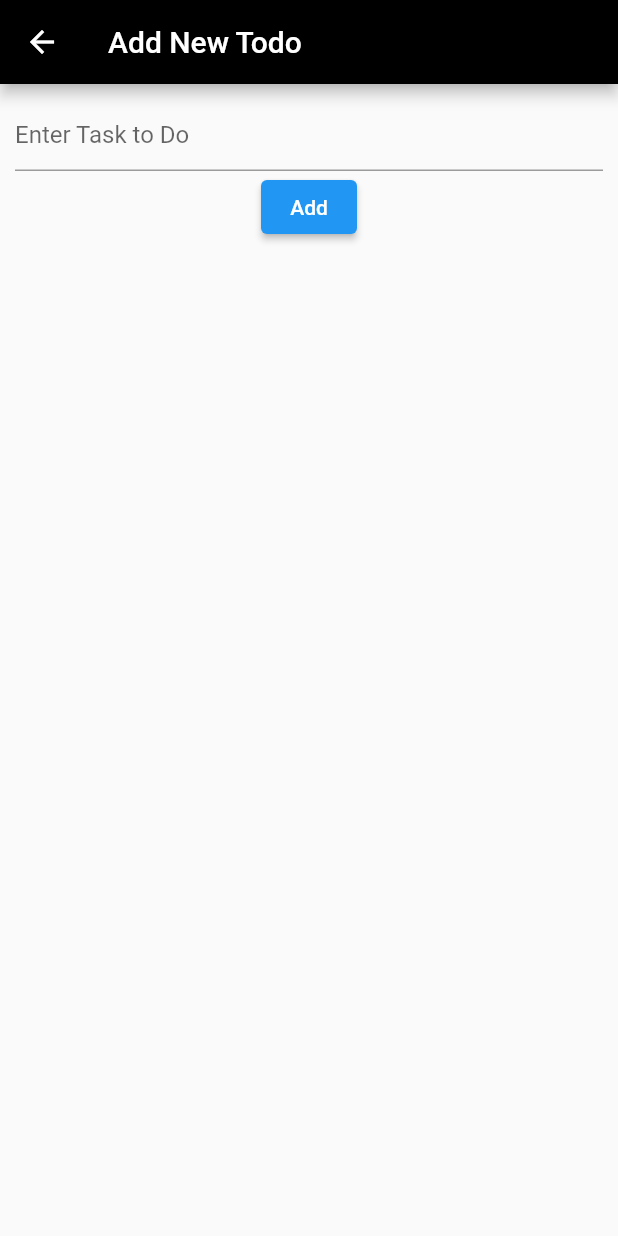
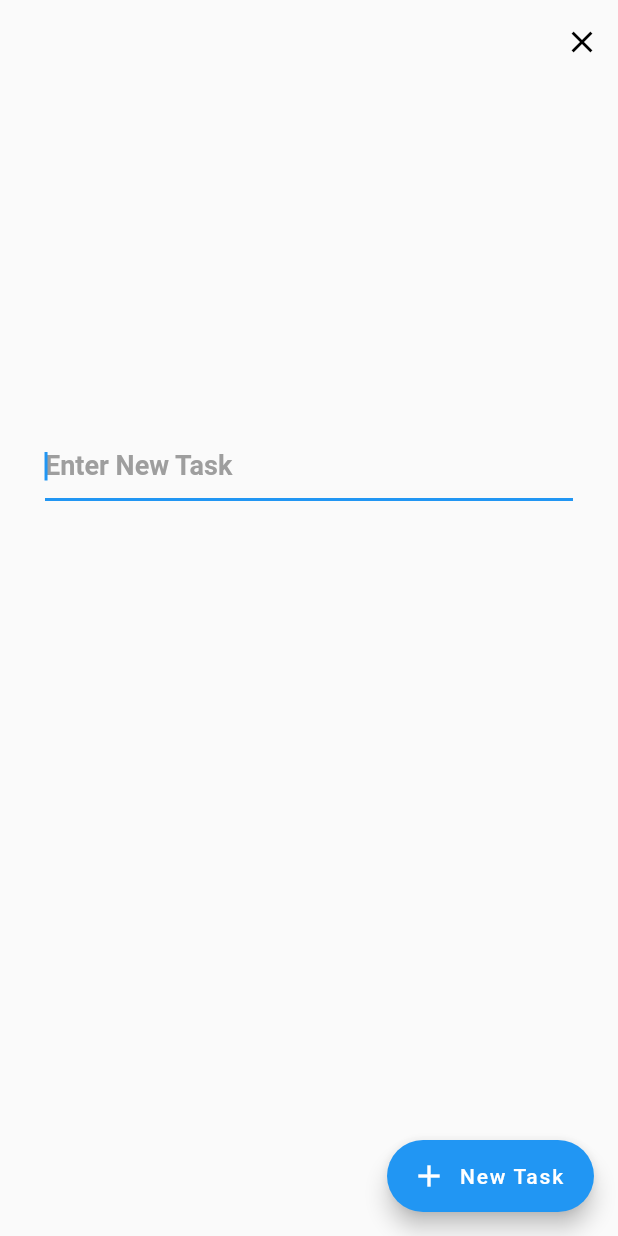
Before and after one commit to nandam2003/Flutter_todoApp, a Flutter app: the screen it shows after launch, after a tap on the "add" icon, on a phone screen of 412 x 824 dp. Run offline on Flutter 3.47's test engine with Material 2 defaults, Android fonts, the phone set to English and light mode, and no system bars; our stand-ins replace flutter_slidable, sqflite; accounts and stored records are empty.

Commit message:
UI update

```diff
--- a/lib/screens/add_todo.dart
+++ b/lib/screens/add_todo.dart
@@ -4,13 +4,18 @@ import 'package:flutter_application_1/data/task_data.dart';
 
 class AddTodo extends StatelessWidget {
   AddTodo(
-      {Key? key, required this.title, required this.btn, required this.task})
+      {Key? key,
+      required this.title,
+      required this.icons,
+      required this.btn,
+      required this.task})
       : super(key: key);
   Task task;
   var textController = TextEditingController();
   DataBaseHelper dataBaseHelper = DataBaseHelper();
   String title;
   String btn;
+  bool icons;
 
   @override
   Widget build(BuildContext context) {
@@ -19,33 +24,47 @@ class AddTodo extends StatelessWidget {
     }
     return Scaffold(
         appBar: AppBar(
-          title: Text(
-            title,
-            style: const TextStyle(
-              color: Colors.white,
+          actions: [
+            IconButton(
+                onPressed: () {
+                  Navigator.pop(context);
+                },
+                icon: const Icon(Icons.close)),
+          ],
+          automaticallyImplyLeading: false,
+          iconTheme: const IconThemeData(color: Colors.black),
+          backgroundColor: Colors.transparent,
+          elevation: 0,
+        ),
+        body: Column(
+          children: [
+            const SizedBox(
+              height: 200,
+            ),
+            Padding(
+              padding: const EdgeInsets.all(30.0),
+              child: TextField(
+                controller: textController,
+                autofocus: true,
+                decoration: InputDecoration(
+                    hintText: title,
+                    hintStyle: const TextStyle(
+                        color: Colors.grey,
+                        fontWeight: FontWeight.bold,
+                        fontSize: 18)),
               ),
             ),
-          backgroundColor: Colors.black,
+          ],
         ),
-        body: Padding(
-          padding: const EdgeInsets.all(10.0),
-          child: Column(
-            children: [
-              TextField(
-                controller: textController,
-                decoration: const InputDecoration(hintText: 'Enter Task to Do'),
-              ),
-              ElevatedButton(
+        floatingActionButton: FloatingActionButton.extended(
           onPressed: () {
             if (textController.text.trim() != '') {
               _insert();
             }
             Navigator.pop(context, true);
           },
-                child: Text(btn),
-              ),
-            ],
-          ),
+          label: Text(btn),
+          icon: Icon(icons ? Icons.add : Icons.edit),
         ));
   }
 
--- a/lib/screens/home.dart
+++ b/lib/screens/home.dart
@@ -23,31 +23,62 @@ class _HomeState extends State<Home> {
       updateListView();
     }
     return Scaffold(
+      backgroundColor: Colors.grey[200],
       appBar: AppBar(
-        systemOverlayStyle:
-            const SystemUiOverlayStyle(statusBarColor: Colors.black),
-        backgroundColor: Colors.black,
-        title: const Text(
-          'ToDos',
-          style: TextStyle(color: Colors.white),
+        leading: IconButton(
+          icon: const Icon(
+            Icons.menu,
+            color: Color.fromARGB(255, 2, 46, 69),
+          ),
+          onPressed: () {},
         ),
+        backgroundColor: Colors.grey[200],
         elevation: 0,
         centerTitle: true,
       ),
-      body: Container(
-        padding: const EdgeInsets.all(14),
-        color: Colors.black,
-        child: populateListView(),
+      body: Padding(
+        padding: const EdgeInsets.all(16.0),
+        child: Column(
+          crossAxisAlignment: CrossAxisAlignment.start,
+          children: [
+            const Text(
+              'Welcome!',
+              style: TextStyle(
+                color: Color.fromARGB(255, 2, 46, 69),
+                fontSize: 30,
+                fontWeight: FontWeight.bold,
+              ),
+            ),
+            const SizedBox(
+              height: 25,
+            ),
+            const Text(
+              'TODAY\'S TASKS',
+              style: TextStyle(
+                color: Color.fromARGB(255, 141, 153, 159),
+                fontWeight: FontWeight.bold,
+              ),
+            ),
+            const SizedBox(
+              height: 8,
+            ),
+            Container(
+              color: Colors.grey[200],
+              child: populateListView(),
+            ),
+          ],
+        ),
       ),
       floatingActionButton: FloatingActionButton(
-        onPressed: () async {
-          Task task;
+        onPressed: () {
           updateNav(
-              title: 'Add New Todo',
-              btn: 'Add',
-              task: task = Task.withTodo(isDone: false));
+            title: 'Enter New Task',
+            btn: 'New Task',
+            task: Task.withTodo(isDone: false),
+            icons: true,
+          );
         },
-        backgroundColor: Colors.grey,
+        backgroundColor: Colors.blue,
         child: const Icon(Icons.add),
       ),
     );
@@ -81,9 +112,7 @@ class _HomeState extends State<Home> {
                 )
               ]),
               child: Card(
-                color: todoList[index].isDone
-                    ? Colors.lightGreenAccent
-                    : Colors.white,
+                color: Colors.white,
                 child: ListTile(
                   leading: IconButton(
                     onPressed: () {
@@ -111,9 +140,11 @@ class _HomeState extends State<Home> {
                   // ):null,
                   onLongPress: () {
                     updateNav(
-                        title: 'Update Todo',
-                        btn: 'update',
-                        task: todoList[index]);
+                      title: 'Update Todo',
+                      btn: 'Update',
+                      task: todoList[index],
+                      icons: false,
+                    );
                   },
                 ),
               ),
@@ -123,9 +154,17 @@ class _HomeState extends State<Home> {
   }
 
   void updateNav(
-      {required String title, required String btn, required Task task}) async {
+      {required String title,
+      required bool icons,
+      required String btn,
+      required Task task}) async {
     await Navigator.push(context, MaterialPageRoute(builder: (context) {
-      return AddTodo(title: title, btn: btn, task: task);
+      return AddTodo(
+        title: title,
+        btn: btn,
+        task: task,
+        icons: icons,
+      );
     }));
     updateListView();
   }
--- a/pubspec.yaml
+++ b/pubspec.yaml
@@ -64,8 +64,8 @@ flutter:
   uses-material-design: true
 
   # To add assets to your application, add an assets section, like this:
-  assets:
-     - asserts/
+  # assets:
+  #    - asserts/
 
   # An image asset can refer to one or more resolution-specific "variants", see
   # https://flutter.dev/assets-and-images/#resolution-aware
```
Also changed, not shown: pubspec.lock. Lines whose indentation alone changed are shown as unchanged.
